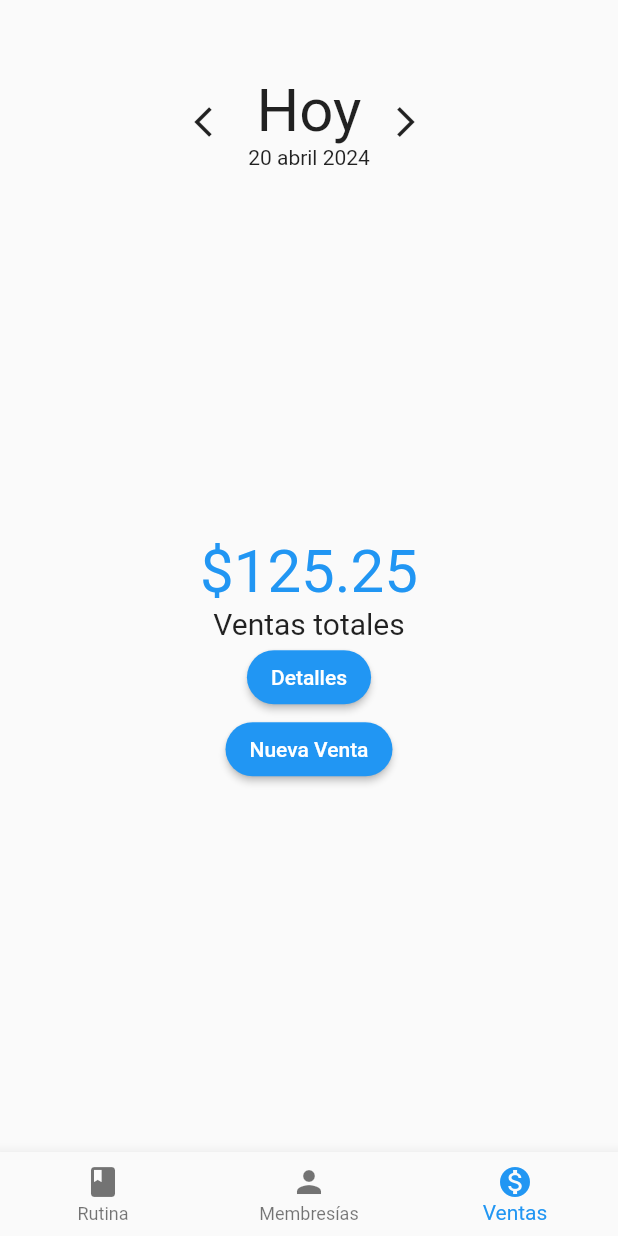
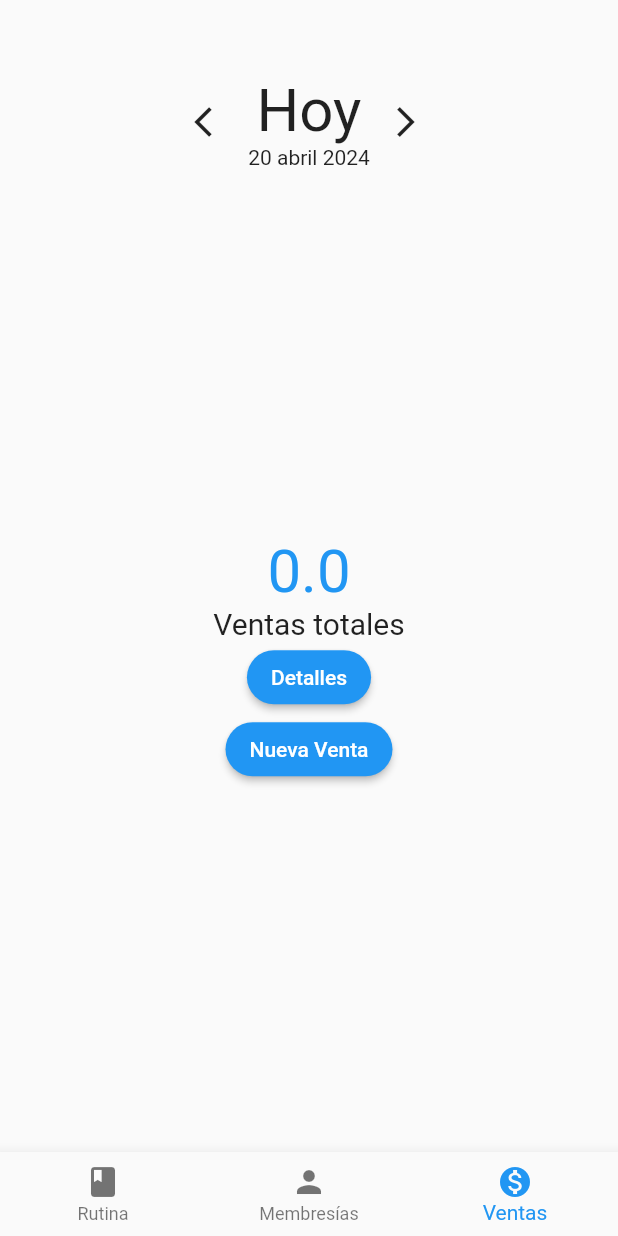
Before and after one commit to lTIGREl/realme-frontend, a Flutter app: the MainMenuPage screen opened directly, item 3 of the bottom bar chosen, on a phone screen of 412 x 824 dp. Run offline on Flutter 3.47's test engine with Material 2 defaults, Android fonts, the light colour scheme and no system bars; our stand-ins replace animate_do, flutter_datetime_picker, flutter_svg, font_awesome_flutter, google_fonts, shared_preferences and 1 more; accounts and stored records are empty; network calls fail; statements that could not run were skipped.

Commit message:
Sales summary page functionality finished

```diff
--- a/lib/src/pages/sales_page.dart
+++ b/lib/src/pages/sales_page.dart
@@ -1,6 +1,7 @@
 // ignore_for_file: prefer_const_constructors, sort_child_properties_last, prefer_const_literals_to_create_immutables, prefer_const_constructors_in_immutables, use_build_context_synchronously
 
 import 'package:flutter/material.dart';
+import 'package:flutter_datetime_picker/flutter_datetime_picker.dart';
 import 'package:intl/date_symbol_data_local.dart';
 import 'package:intl/intl.dart';
 import 'package:provider/provider.dart';
@@ -21,9 +22,9 @@ class _SalesPageState extends State<SalesPage> {
   int _currentPage = 0;
   @override
   Widget build(BuildContext context) {
-    initializeDateFormatting('es_MX');
-    String date = DateFormat('d MMMM y', 'es_MX').format(DateTime.now());
-    return Scaffold(
+    return ChangeNotifierProvider(
+      create: (context) => SelectedItemSale(),
+      child: Scaffold(
           body: SafeArea(
         child: Column(
           mainAxisAlignment: MainAxisAlignment.center,
@@ -33,7 +34,6 @@ class _SalesPageState extends State<SalesPage> {
               height: 50,
             ),
             _Header(
-            date: date,
               leftArrow: _leftButton,
               rightArrow: _rightButton,
             ),
@@ -54,7 +54,8 @@ class _SalesPageState extends State<SalesPage> {
             ),
           ],
         ),
-    ));
+      )),
+    );
   }
 
   _detailsButton() {
@@ -185,26 +186,17 @@ class _CustomerData extends StatelessWidget {
   Client client = Client();
   @override
   Widget build(BuildContext context) {
-    return Row(
-      mainAxisAlignment: MainAxisAlignment.spaceBetween,
-      children: [
-        Text('Cliente'),
-        SizedBox(
-          width: 150,
-          height: 75,
-          child: FutureBuilder(
+    return FutureBuilder(
         future: client.getClients(false, '', ''),
-              builder: (BuildContext context,
-                  AsyncSnapshot<List<dynamic>> snapshot) {
+        builder: (BuildContext context, AsyncSnapshot<List<dynamic>> snapshot) {
           if (snapshot.connectionState == ConnectionState.waiting) {
-                  return Center(child: CircularProgressIndicator());
+            return Center(child: Center(child: CircularProgressIndicator()));
           } else if (snapshot.hasError) {
             return Text('Error: ${snapshot.error}');
           } else {
             List<Map<String, String>> datos = (snapshot.data!)
                 .map((item) => (item as Map<String, dynamic>).map(
-                          (key, value) =>
-                              MapEntry(key.toString(), value.toString())))
+                    (key, value) => MapEntry(key.toString(), value.toString())))
                 .toList();
             List<String> names =
                 datos.map((item) => item['name'] as String).toList();
@@ -216,16 +208,21 @@ class _CustomerData extends StatelessWidget {
               return names.where((String option) {
                 return option.contains(textEditingValue.text);
               });
-                    },
-                    onSelected: (String selection) {
+            }, onSelected: (String selection) {
               _clientController.text = selection;
-                    },
-                    fieldViewBuilder: (BuildContext context,
+            }, fieldViewBuilder: (BuildContext context,
                     TextEditingController textEditingController,
                     FocusNode focusNode,
                     VoidCallback onFieldSubmitted) {
               _clientController.value = textEditingController.value;
-                      return TextField(
+              return Row(
+                  mainAxisAlignment: MainAxisAlignment.spaceBetween,
+                  children: [
+                    Text('Cliente'),
+                    SizedBox(
+                        width: 150,
+                        height: 75,
+                        child: TextField(
                             textCapitalization: TextCapitalization.words,
                             controller: textEditingController,
                             focusNode: focusNode,
@@ -238,15 +235,11 @@ class _CustomerData extends StatelessWidget {
                             decoration: InputDecoration(
                               border: OutlineInputBorder(),
                               hintText: 'Nombre',
-                        ),
-                      );
-                    },
-                  );
+                            )))
+                  ]);
+            });
           }
-              }),
-        ),
-      ],
-    );
+        });
   }
 }
 
@@ -309,15 +302,13 @@ class _DropDownButton extends StatelessWidget {
     Product product = Product();
     return isProduct
         ? FutureBuilder(
-            future: product.getProducts(
-                false, ''), // Función que retorna un Future<String>
+            future: product.getProducts(false, ''),
             builder:
                 (BuildContext context, AsyncSnapshot<List<dynamic>> snapshot) {
               if (snapshot.connectionState == ConnectionState.waiting) {
-                return CircularProgressIndicator(); // Muestra un indicador de carga mientras se espera la respuesta
+                return Center(child: CircularProgressIndicator());
               } else if (snapshot.hasError) {
-                return Text(
-                    'Error: ${snapshot.error}'); // Muestra un mensaje de error si hay algún error
+                return Text('Error: ${snapshot.error}');
               } else {
                 List<Map<String, String>> datos = (snapshot.data!)
                     .map((item) => (item as Map<String, dynamic>).map(
@@ -441,64 +432,49 @@ class _SliverBody extends StatelessWidget {
   Sale sale = Sale();
   @override
   Widget build(BuildContext context) {
-    return Container(
-        height: 600,
+    final width = MediaQuery.of(context).size.width;
+    final height = MediaQuery.of(context).size.height;
+    String date = DateFormat('yyyy-MM-dd', 'es_MX')
+        .format(Provider.of<SelectedItemSale>(context).date)
+        .toString();
+    return SizedBox(
+        height: height * 0.7,
         child: FutureBuilder(
-          future: sale.getSales(),
-          builder:
-              (BuildContext context, AsyncSnapshot<List<dynamic>> snapshot) {
+          future: sale.getTotal(date),
+          builder: (BuildContext context,
+              AsyncSnapshot<List<List<dynamic>>> snapshot) {
             if (snapshot.connectionState == ConnectionState.waiting) {
-              return CircularProgressIndicator();
+              return Center(child: CircularProgressIndicator());
             } else if (snapshot.hasError) {
               return Text('Error: ${snapshot.error}');
             } else {
-              List<Map<String, String>> datos = (snapshot.data!)
+              List<Map<String, String>> sales = (snapshot.data![0])
                   .map((item) => (item as Map<String, dynamic>).map(
                       (key, value) =>
                           MapEntry(key.toString(), value.toString())))
                   .toList();
-              return Details(
-                data: datos,
-                sale: sale,
-              );
+              List<Map<String, String>> products = (snapshot.data![1])
+                  .map((item) => (item as Map<String, dynamic>).map(
+                      (key, value) =>
+                          MapEntry(key.toString(), value.toString())))
+                  .toList();
+              List<String> names = [];
+              List<String> prices = [];
+              for (var sale in sales) {
+                var quantity = sale['quantity'];
+                var productId = sale['product_id'];
+                var product = products.firstWhere(
+                    (product) => product['id'] == productId,
+                    orElse: () => {});
+                var name = product['name'] ?? 'N/A';
+                var price = product['price'] ?? 'N/A';
+                names.add(name);
+                prices.add(
+                    (double.parse(price) * double.parse(quantity!)).toString());
               }
-          },
-        ));
-  }
-}
-
-class Details extends StatelessWidget {
-  const Details({
-    Key? key,
-    required this.data,
-    required this.sale,
-  }) : super(key: key);
-
-  final List<Map<String, String>> data;
-  final Sale sale;
-
-  @override
-  Widget build(BuildContext context) {
-    final width = MediaQuery.of(context).size.width;
-    final height = MediaQuery.of(context).size.height;
-    Product product = Product();
-    return FutureBuilder(
-      future: product.getProducts(false, ''),
-      builder: (BuildContext context, AsyncSnapshot<List<dynamic>> snapshot) {
-        if (snapshot.connectionState == ConnectionState.waiting) {
-          return Center(child: CircularProgressIndicator());
-        } else if (snapshot.hasError) {
-          return Center(child: Text('Error al cargar datos'));
-        } else {
-          List<Map<String, String>> products = (snapshot.data!)
-              .map((item) => (item as Map<String, dynamic>).map(
-                  (key, value) => MapEntry(key.toString(), value.toString())))
-              .toList();
               return ListView.builder(
-              itemCount: data.length,
+                  itemCount: sales.length,
                   itemBuilder: (context, index) {
-                List<String> details = sale.getDetails(products,
-                    data[index]['product_id']!, data[index]['quantity']!);
                     return Card(
                       shape: RoundedRectangleBorder(
                           borderRadius: BorderRadius.all(Radius.circular(20))),
@@ -511,28 +487,28 @@ class Details extends StatelessWidget {
                             children: [
                               Container(
                                   alignment: Alignment.center,
-                              child: Text(data[index]['quantity']!),
+                                  child: Text(sales[index]['quantity']!),
                                   width: width * 0.05),
                               Container(
                                   alignment: Alignment.center,
-                              child: Text(details[0]),
+                                  child: Text(names[index]),
                                   width: width * 0.25),
                               Container(
                                   alignment: Alignment.center,
-                              child:
-                                  Text(translateMethod(data[index]['method']!)),
+                                  child: Text(
+                                      translateMethod(sales[index]['method']!)),
                                   width: width * 0.2),
                               Container(
                                   alignment: Alignment.center,
-                              child: Text(details[1]),
+                                  child: Text(prices[index]),
                                   width: width * 0.125),
                               Container(
                                   alignment: Alignment.center,
-                              child: Text(data[index]['client_name']!),
+                                  child: Text(sales[index]['client_name']!),
                                   width: width * 0.25),
                               Container(
                                   alignment: Alignment.center,
-                              child: Text(data[index]['debt']!),
+                                  child: Text(sales[index]['debt']!),
                                   width: width * 0.125)
                             ],
                           ),
@@ -543,7 +519,7 @@ class Details extends StatelessWidget {
                   });
             }
           },
-    );
+        ));
   }
 
   String translateMethod(String method) {
@@ -635,6 +611,70 @@ class _SalesSummary extends StatelessWidget {
       {required this.detailsButton, required this.newSaleButton});
   @override
   Widget build(BuildContext context) {
+    Sale sale = Sale();
+    double total = 0.0;
+    String date = DateFormat('yyyy-MM-dd', 'es_MX')
+        .format(Provider.of<SelectedItemSale>(context).date)
+        .toString();
+    return FutureBuilder(
+      future: sale.getTotal(date),
+      builder:
+          (BuildContext context, AsyncSnapshot<List<List<dynamic>>> snapshot) {
+        if (snapshot.connectionState == ConnectionState.waiting) {
+          return Center(child: CircularProgressIndicator());
+        } else if (snapshot.hasError) {
+          return Text('Error: ${snapshot.error}');
+        } else {
+          List<Map<String, String>> sales = (snapshot.data![0])
+              .map((item) => (item as Map<String, dynamic>).map(
+                  (key, value) => MapEntry(key.toString(), value.toString())))
+              .toList();
+          List<Map<String, String>> products = (snapshot.data![1])
+              .map((item) => (item as Map<String, dynamic>).map(
+                  (key, value) => MapEntry(key.toString(), value.toString())))
+              .toList();
+          List<String> names = [];
+          List<String> prices = [];
+          for (var sale in sales) {
+            var quantity = sale['quantity'];
+            var productId = sale['product_id'];
+            var product = products.firstWhere(
+                (product) => product['id'] == productId,
+                orElse: () => {});
+            var name = product['name'] ?? 'N/A';
+            var price = product['price'] ?? 'N/A';
+            names.add(name);
+            prices.add(
+                (double.parse(price) * double.parse(quantity!)).toString());
+          }
+          for (var price in prices) {
+            total += double.parse(price);
+          }
+          print(total);
+          return Summary(
+              total: total,
+              detailsButton: detailsButton,
+              newSaleButton: newSaleButton);
+        }
+      },
+    );
+  }
+}
+
+class Summary extends StatelessWidget {
+  const Summary({
+    Key? key,
+    required this.total,
+    required this.detailsButton,
+    required this.newSaleButton,
+  }) : super(key: key);
+
+  final double total;
+  final Function detailsButton;
+  final Function newSaleButton;
+
+  @override
+  Widget build(BuildContext context) {
     return Padding(
       padding: const EdgeInsets.all(30.0),
       child: RadialProgress(
@@ -645,7 +685,7 @@ class _SalesSummary extends StatelessWidget {
                 width: double.infinity,
               ),
               Text(
-                '\$125.25',
+                total.toString(),
                 style: TextStyle(fontSize: 40, color: Colors.blue),
               ),
               Text('Ventas totales', style: TextStyle(fontSize: 20)),
@@ -679,11 +719,13 @@ class _SalesSummary extends StatelessWidget {
 class _Header extends StatelessWidget {
   final Function leftArrow;
   final Function rightArrow;
-  final String date;
-  const _Header(
-      {required this.date, required this.leftArrow, required this.rightArrow});
+  late String date;
+  _Header({required this.leftArrow, required this.rightArrow});
   @override
   Widget build(BuildContext context) {
+    initializeDateFormatting('es_MX');
+    date = DateFormat('d MMMM y', 'es_MX')
+        .format(Provider.of<SelectedItemSale>(context).date);
     return Row(
       mainAxisAlignment: MainAxisAlignment.center,
       children: [
@@ -691,7 +733,23 @@ class _Header extends StatelessWidget {
           onPressed: () => leftArrow(),
           icon: Icon(Icons.arrow_back_ios),
         ),
-        Column(
+        GestureDetector(
+          onTap: () {
+            DatePicker.showDatePicker(
+              context,
+              showTitleActions: true,
+              minTime: DateTime(2023),
+              maxTime: DateTime(2030),
+              onConfirm: (date) {
+                Provider.of<SelectedItemSale>(context, listen: false).date =
+                    date;
+              },
+              currentTime:
+                  Provider.of<SelectedItemSale>(context, listen: false).date,
+              locale: LocaleType.es,
+            );
+          },
+          child: Column(
             children: [
               Text('Hoy',
                   style: TextStyle(
@@ -699,6 +757,7 @@ class _Header extends StatelessWidget {
                   )),
               Text(date),
             ],
+          ),
         ),
         IconButton(
           onPressed: () => rightArrow(),
--- a/lib/src/providers/routine.dart
+++ b/lib/src/providers/routine.dart
@@ -5,7 +5,7 @@ import 'package:socket_io_client/socket_io_client.dart' as IO;
 class RoutineProvider with ChangeNotifier {
   bool _needRefresh = false;
   bool get needRefresh => _needRefresh;
-  String baseUrl = 'http://192.168.1.68:4000';
+  String baseUrl = 'http://192.168.0.104:4000';
   //'https://realme.up.railway.app';
 
   RoutineProvider() {
--- a/lib/src/providers/sales_add.dart
+++ b/lib/src/providers/sales_add.dart
@@ -5,6 +5,15 @@ class SelectedItemSale with ChangeNotifier {
   String _mode = 'Efectivo';
   int _quantity = 1;
   String _costumer = '';
+  DateTime _date = DateTime.now();
+  //DateFormat('yyyy-MM-dd', 'es_MX').format(DateTime.now());
+
+  DateTime get date => _date;
+
+  set date(DateTime date) {
+    _date = date;
+    notifyListeners();
+  }
 
   String get mode => _mode;
 
--- a/lib/src/providers/search.dart
+++ b/lib/src/providers/search.dart
@@ -6,7 +6,7 @@ class SearchOption with ChangeNotifier {
   String _column = '';
   String _value = '';
   bool _needSearch = false;
-  String baseUrl = 'http://192.168.1.68:4000';
+  String baseUrl = 'http://192.168.0.104:4000';
   //'https://realme.up.railway.app';
   late IO.Socket socket;
   SearchOption() {
```
Also changed, not shown: lib/src/models/sale.dart (+9 -3 lines). Lines whose indentation alone changed are shown as unchanged.
